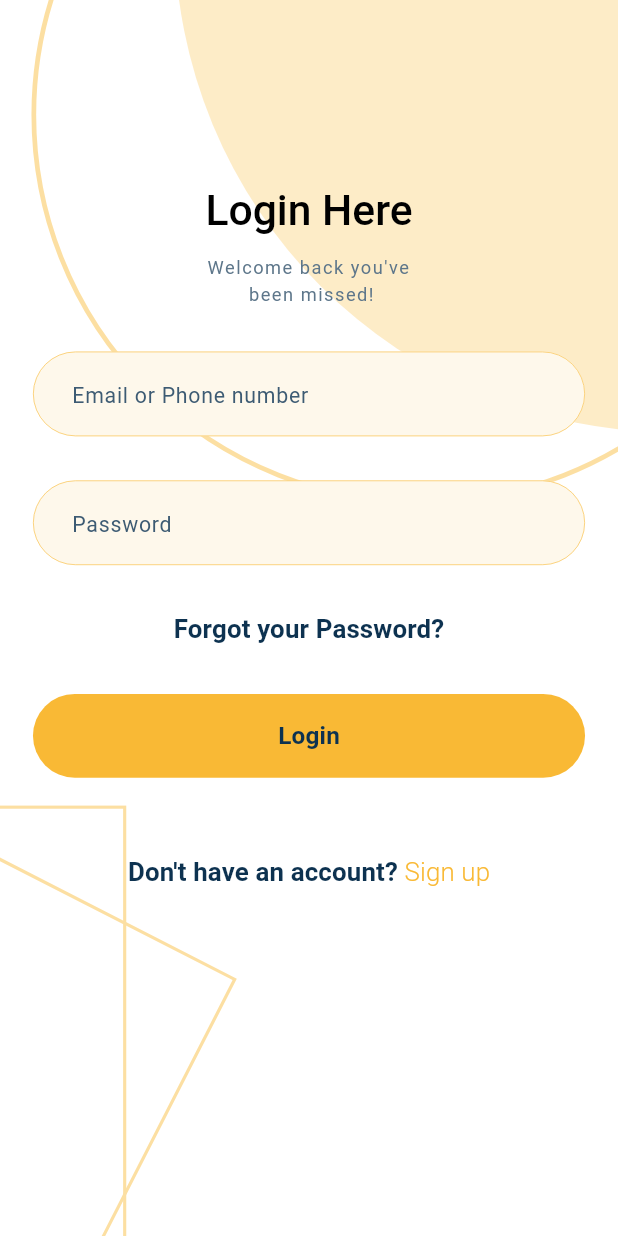
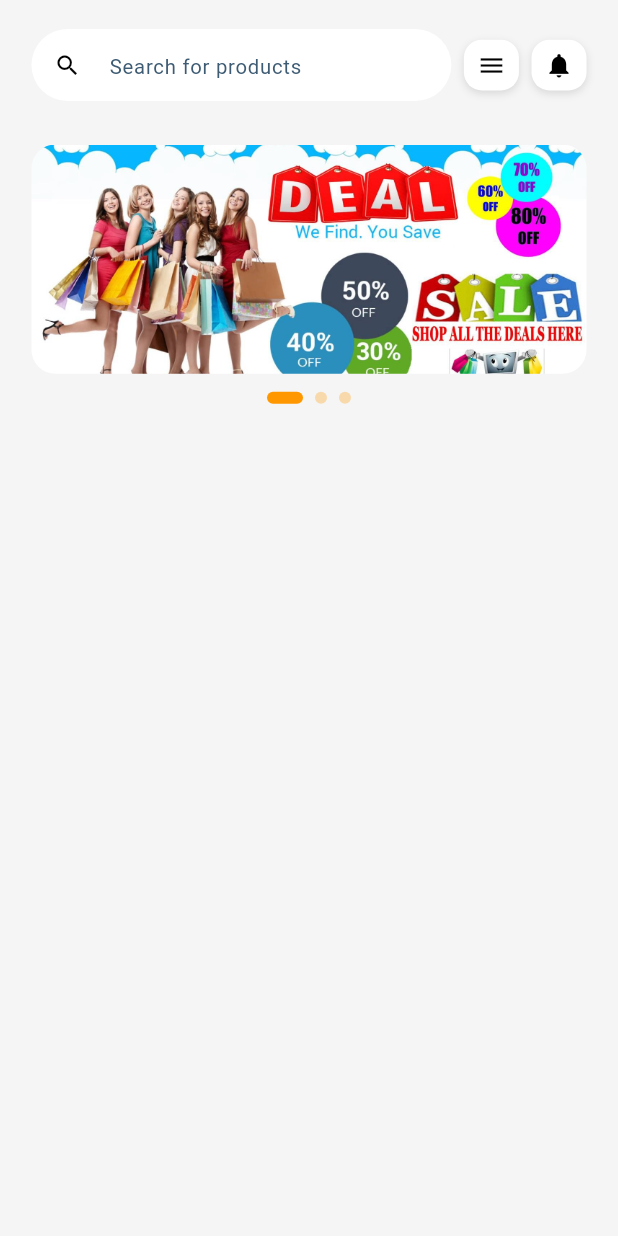
Before and after one commit to nizam-app/Market-Jango-Backend-Update, a Flutter app: the screen it shows after launch, on a phone screen of 412 x 824 dp. Run offline on Flutter 3.47's test engine with Material 3 defaults, Android fonts, the phone set to English and light mode, and no system bars; drawn by our look-alikes of carousel_slider; our stand-ins replace flutter_screenutil, flutter_svg, get, go_router, pinput.

Commit message:
create home page

```diff
--- a/lib/core/constants/color_control/all_color.dart
+++ b/lib/core/constants/color_control/all_color.dart
@@ -1,6 +1,6 @@
 import 'dart:ui';
 class AllColor {
- static final Color textFillColor = const Color(0xFFFEF8EB);
+ static final Color yellow50 = const Color(0xFFFEF8EB);
   static final Color textBorderColor = const Color(0xFFFAC75D);
   static final Color textHintColor = const Color(0xFF3D5B73);
   static final Color loginButtonColor = const Color(0xFFF9B935);
--- a/lib/core/theme/input_decoration_theme.dart
+++ b/lib/core/theme/input_decoration_theme.dart
@@ -4,10 +4,11 @@ import 'package:market_jango/core/constants/color_control/all_color.dart';
 
 InputDecorationTheme inputDecorationTheme = InputDecorationTheme(
   filled: true,
-  fillColor: AllColor.textFillColor,
+  fillColor: AllColor.yellow50,
   contentPadding: EdgeInsets.symmetric(vertical: 16.h,horizontal: 20.w),
   // prefixIconColor: Colors.grey,
   hintStyle: TextStyle(color: AllColor.textHintColor, fontSize: 14.sp,fontWeight: FontWeight.w400,),
+  suffixIconColor: Colors.grey,
   focusedBorder: OutlineInputBorder(
     borderRadius: BorderRadius.circular(50),
     borderSide: BorderSide(color: AllColor.textBorderColor, width: 0.5.sp),
--- a/lib/features/auth/screens/login_screen.dart
+++ b/lib/features/auth/screens/login_screen.dart
@@ -114,6 +114,7 @@ class LoginTextFormField extends StatelessWidget {
     TextFormField(
       obscureText: true,
       decoration: InputDecoration(
+        suffixIcon: Icon(Icons.visibility_off_outlined),
         hintText: "Password",
       ),
     )
--- /dev/null
+++ b/lib/features/buyer/screens/Home screen.dart
@@ -0,0 +1,201 @@
+import 'package:carousel_slider/carousel_options.dart';
+import 'package:carousel_slider/carousel_slider.dart';
+import 'package:flutter/material.dart';
+import 'package:flutter_screenutil/flutter_screenutil.dart';
+class BuyerHomeScreen extends StatefulWidget {
+  const BuyerHomeScreen({super.key});
+  static const String routeName = '/buyerHomeScreen';
+
+  @override
+  State<BuyerHomeScreen> createState() => _BuyerHomeScreenState();
+}
+
+class _BuyerHomeScreenState extends State<BuyerHomeScreen> {
+  @override
+  Widget build(BuildContext context) {
+    return Scaffold(
+      body: SafeArea(
+        child: Padding(
+          padding:  EdgeInsets.symmetric(horizontal: 20.w,),
+          child: Column(
+            children: [
+              SizedBox(height: 20.h,),
+              BuyerHomeSearchBar(),
+              PromoSlider(),
+
+            ],
+          ),
+        ),
+      ),
+    );
+  }
+}
+
+class BuyerHomeSearchBar extends StatelessWidget {
+  const BuyerHomeSearchBar({
+    super.key,
+  });
+
+  @override
+  Widget build(BuildContext context) {
+    return Row(
+      children: [
+        Expanded(
+          flex: 2,
+          child: TextFormField(
+            decoration: InputDecoration(
+              hintText: 'Search for products',
+              prefixIcon: Icon(Icons.search,),
+              isDense: true,
+              filled: true,
+              fillColor: Colors.white,
+              contentPadding: EdgeInsets.symmetric(vertical: 12.h,),
+              border: OutlineInputBorder(
+                borderRadius: BorderRadius.circular(50.r),
+                borderSide: BorderSide.none,
+              ),
+              enabledBorder: OutlineInputBorder(
+                borderRadius: BorderRadius.circular(50.r),
+                borderSide: BorderSide.none,
+              ),
+              focusedBorder: OutlineInputBorder(
+                borderRadius: BorderRadius.circular(50.r),
+                borderSide: BorderSide(color: Colors.grey), // ফোকাসে যেটা দেখাতে চান
+              ),
+            ), // থিম ইনহেরিট না করার জন্য
+          ),
+        ),
+        SizedBox(width: 8.w),
+        // Menu Icon
+        InkWell(
+          onTap: () {
+           goToNotificationScreen(context);
+          },
+          child: Container(
+            height: 35.h,
+            width: 35.w,
+            decoration: BoxDecoration(
+              color: Colors.white,
+              borderRadius: BorderRadius.circular(12),
+              boxShadow: [
+                BoxShadow(
+                  color: Colors.black12,
+                  blurRadius: 4.sp,
+                  offset: Offset(0, 2),
+                ),
+              ],
+            ),
+            child: IconButton(
+              icon: Icon(Icons.menu, size: 20.sp),
+              onPressed: () {},
+            ),
+          ),
+        ),
+        SizedBox(width: 8.w),
+
+        // Notification Icon
+        InkWell(
+          onTap: () {
+            openingFilter(context);
+          },
+          child: Container(
+            height: 35.h,
+            width: 35.w,
+            decoration: BoxDecoration(
+              color: Colors.white,
+              borderRadius: BorderRadius.circular(12),
+              boxShadow: [
+                BoxShadow(
+                  color: Colors.black12,
+                  blurRadius: 4,
+                  offset: Offset(0, 2),
+                ),
+              ],
+            ),
+            child: IconButton(
+              icon: Icon(Icons.notifications, size: 20.sp),
+              onPressed: () {},
+            ),
+          ),
+        ),
+
+      ],
+    );
+  }
+  void goToNotificationScreen(BuildContext context) {}
+  void openingFilter(BuildContext context) {}
+}
+
+class PromoSlider extends StatefulWidget {
+  @override
+  _PromoSliderState createState() => _PromoSliderState();
+}
+
+class _PromoSliderState extends State<PromoSlider> {
+  int _currentIndex = 0;
+  final CarouselSliderController _controller = CarouselSliderController();
+
+  final List<String> imageList = [
+    'assets/images/promo1.jpg',
+    'assets/images/promo2.jpg',
+    'assets/images/promo3.jpeg',
+  ];
+
+  @override
+  Widget build(BuildContext context) {
+    return Column(
+      children: [
+        SizedBox(height: 30.h,),
+        CarouselSlider.builder(
+          carouselController: _controller,
+          itemCount: imageList.length,
+          itemBuilder: (context, index, realIndex) {
+            return ClipRRect(
+              borderRadius: BorderRadius.circular(16),
+              child: Image.asset(
+                imageList[index],
+                fit: BoxFit.cover,
+                width: double.infinity,
+              ),
+            );
+          },
+          options: CarouselOptions(
+            height: 158.h,
+            autoPlay: true,
+            autoPlayInterval: Duration(seconds: 3),
+            enlargeCenterPage: false,
+            viewportFraction: 1.0,
+            onPageChanged: (index, reason) {
+              setState(() {
+                _currentIndex = index;
+              });
+            },
+            scrollDirection: Axis.horizontal,
+            reverse: false, // non-return back
+            enableInfiniteScroll: true, // nonstop
+          ),
+        ),
+
+        SizedBox(height: 12),
+
+        // Dot Indicator
+        Row(
+          mainAxisAlignment: MainAxisAlignment.center,
+          children: imageList.asMap().entries.map((entry) {
+            return Container(
+              width: _currentIndex == entry.key ? 24.0 : 8.0,
+              height: 8.0,
+              margin: EdgeInsets.symmetric(horizontal: 4.0),
+              decoration: BoxDecoration(
+                borderRadius: BorderRadius.circular(8),
+                color: _currentIndex == entry.key
+                    ? Colors.orange
+                    : Colors.orange.withOpacity(0.3),
+              ),
+            );
+          }).toList(),
+        ),
+      ],
+    );
+  }
+}
--- a/lib/main.dart
+++ b/lib/main.dart
@@ -4,7 +4,7 @@ import 'app.dart';
 
 void main() {
   runApp( ScreenUtilInit(
-    designSize: const Size(375, 812),
+    designSize: const Size(393, 852),
     minTextAdapt: true,
     splitScreenMode: true,
       child: App()));
--- a/lib/routes/app_routes.dart
+++ b/lib/routes/app_routes.dart
@@ -1,12 +1,19 @@
+import 'package:flutter/material.dart';
 import 'package:go_router/go_router.dart';
 import 'package:market_jango/features/auth/screens/new_password_screen.dart';
 import 'package:market_jango/features/auth/screens/verification_screen.dart';
+import 'package:market_jango/features/buyer/screens/Home%20screen.dart';
 
 import '../features/auth/screens/forgot_password_screen.dart';
 import '../features/auth/screens/login_screen.dart';
 
 final GoRouter router = GoRouter(
-  initialLocation: LoginScreen.routeName,
+  initialLocation: BuyerHomeScreen.routeName,
+  errorBuilder: (context, state) => Scaffold(
+    body: Center(
+      child: Text('Error: ${state.error } '),
+    ),
+  ),
   routes: [
     GoRoute(
       path: LoginScreen.routeName,
@@ -28,5 +35,11 @@ final GoRouter router = GoRouter(
       name: 'new_password',
       builder: (context, state) => const NewPasswordScreen(),
     ),
+    GoRoute(
+      path: BuyerHomeScreen.routeName,
+      name: 'buyer_home',
+      builder: (context, state) => const BuyerHomeScreen(),
+    ),
+
   ],
 );
--- a/pubspec.yaml
+++ b/pubspec.yaml
@@ -42,6 +42,8 @@ dependencies:
   go_router: ^16.0.0
   flutter_svg: ^2.2.0
   pinput: ^5.0.1
+  flutter_riverpod: ^2.6.1
+  carousel_slider: ^5.1.1
 
 dev_dependencies:
   flutter_test:
```
Also changed, not shown: New folder/New Text Document.txt (deleted), assets/images/promo1.jpg (added), assets/images/promo2.jpg (added), assets/images/promo3.jpeg (added), pubspec.lock, 1 other file.
